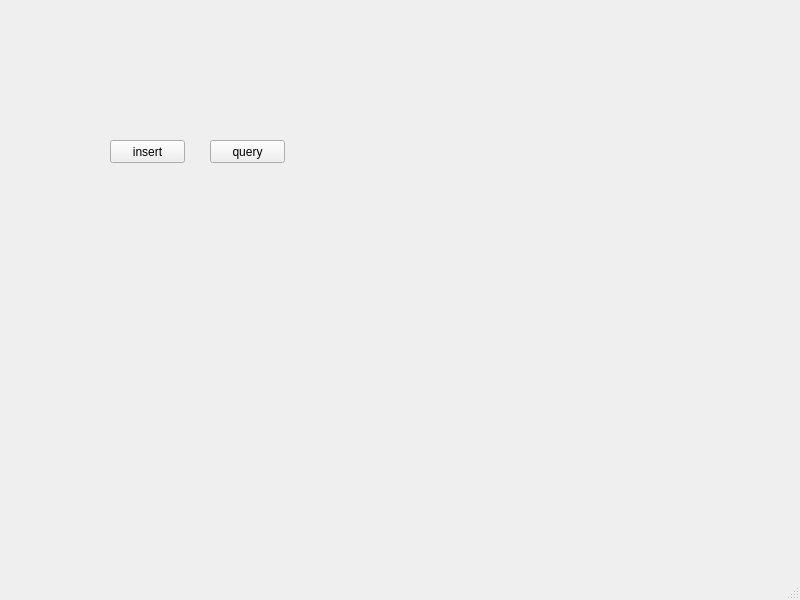
The window that mainwindow.ui (paipeng/qt-idcard-nfc) describes before a commit, drawn with Qt 5.
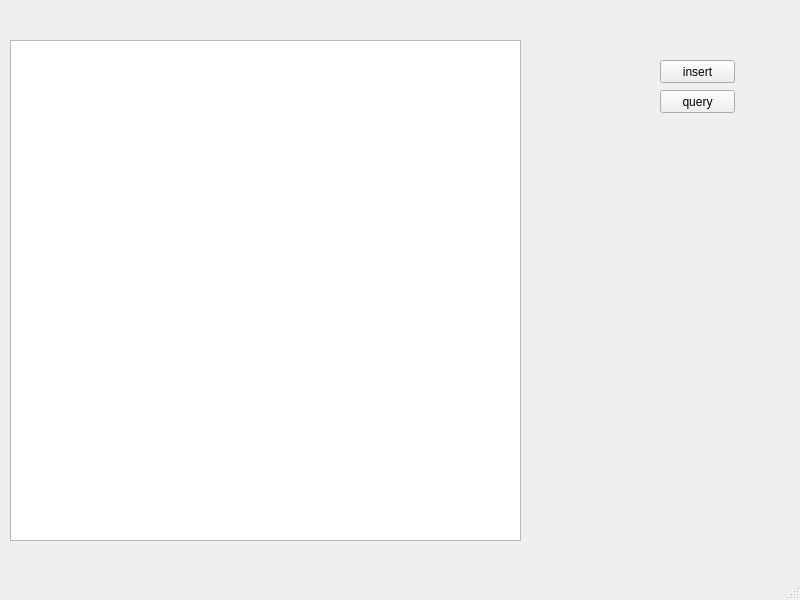
The same window after the commit.

The edit to the form file:
```diff
--- a/mainwindow.ui
+++ b/mainwindow.ui
@@ -17,8 +17,8 @@
    <widget class="QPushButton" name="insertPushButton">
     <property name="geometry">
      <rect>
-      <x>110</x>
-      <y>140</y>
+      <x>660</x>
+      <y>60</y>
       <width>75</width>
       <height>23</height>
      </rect>
@@ -30,8 +30,8 @@
    <widget class="QPushButton" name="queryPushButton">
     <property name="geometry">
      <rect>
-      <x>210</x>
-      <y>140</y>
+      <x>660</x>
+      <y>90</y>
       <width>75</width>
       <height>23</height>
      </rect>
@@ -40,6 +40,16 @@
      <string>query</string>
     </property>
    </widget>
+   <widget class="QTableView" name="tableView">
+    <property name="geometry">
+     <rect>
+      <x>10</x>
+      <y>40</y>
+      <width>511</width>
+      <height>501</height>
+     </rect>
+    </property>
+   </widget>
   </widget>
   <widget class="QMenuBar" name="menubar">
    <property name="geometry">
```
